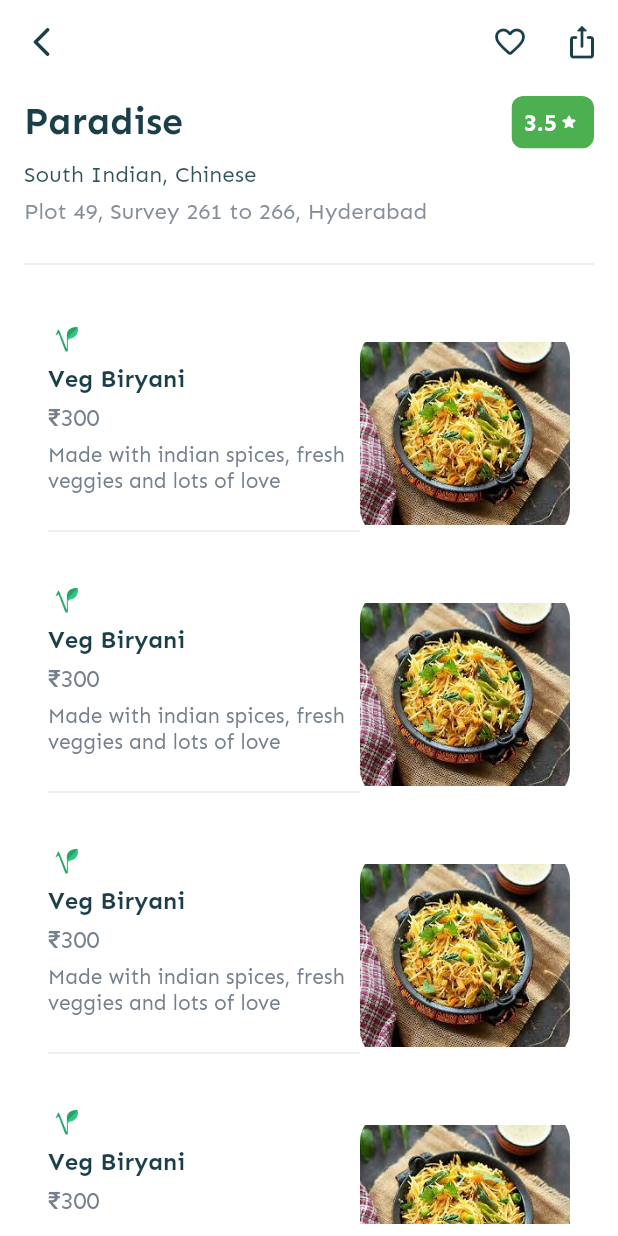
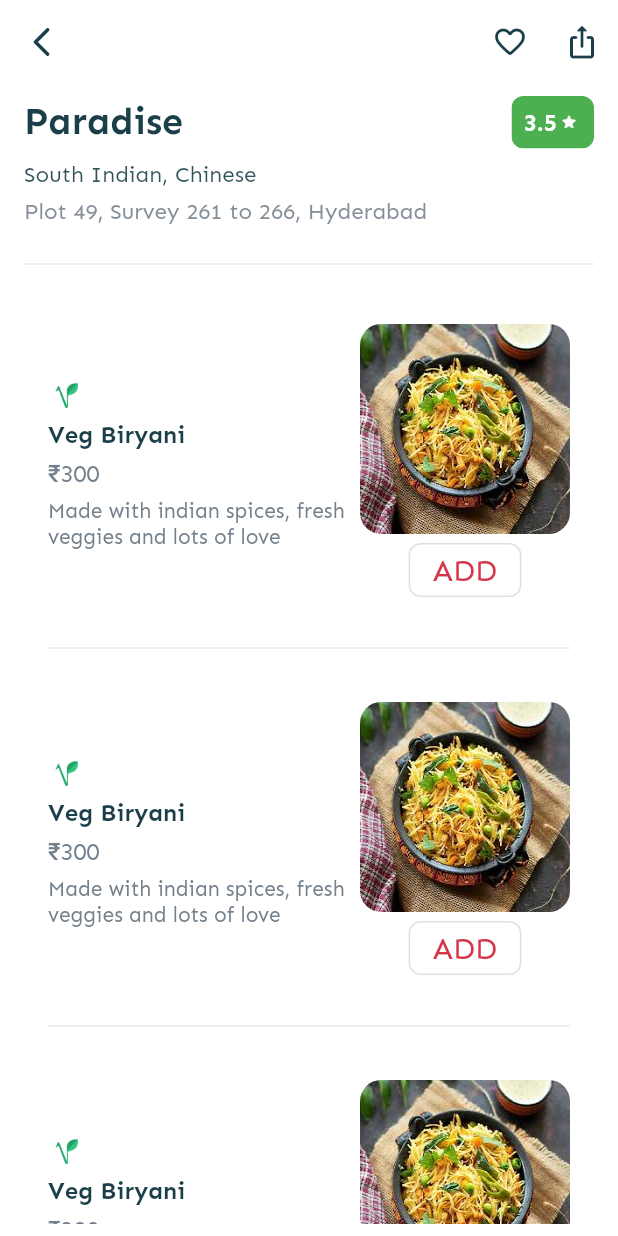
Before and after one commit to greeshmakannegolla/foodie, a Flutter app: the RestaurantDetailScreen screen opened directly, on a phone screen of 412 x 824 dp. Run offline on Flutter 3.47's test engine with Material 2 defaults, Android fonts, the phone set to English and light mode, and no system bars.

Commit message:
itemCard implemented Product Add/remove counter implemented

```diff
--- a/milkman_assessment/lib/itemCard.dart
+++ b/milkman_assessment/lib/itemCard.dart
@@ -1,6 +1,7 @@
 import 'package:flutter/material.dart';
 import 'package:milkman_assessment/helpers/colorConstants.dart';
 import 'package:milkman_assessment/helpers/styleConstants.dart';
+import 'package:milkman_assessment/incrementDecrementWidget.dart';
 
 class ItemCard extends StatefulWidget {
   const ItemCard({Key? key}) : super(key: key);
@@ -10,11 +11,16 @@
 }
 
 class _ItemCardState extends State<ItemCard> {
+  bool _isAddPressed = false;
   @override
   Widget build(BuildContext context) {
     return Card(
       elevation: 0,
-      child: Row(
+      child: Column(
+        children: [
+          Row(
+            mainAxisAlignment: MainAxisAlignment.center,
+            crossAxisAlignment: CrossAxisAlignment.center,
             children: [
               Expanded(
                 flex: 3,
@@ -41,20 +47,60 @@
                       "₹300",
                       style: kHeader.copyWith(
                           fontSize: 16,
-                      color: ColorConstants.secondaryTextColor.withOpacity(0.9),
+                          color: ColorConstants.secondaryTextColor
+                              .withOpacity(0.9),
                           fontWeight: FontWeight.w500),
                     ),
                     SizedBox(
                       height: 7,
                     ),
-                Text("Made with indian spices, fresh veggies and lots of love",
+                    Text(
+                        "Made with indian spices, fresh veggies and lots of love",
                         style: kHeader.copyWith(
                             fontSize: 14,
-                        color:
-                            ColorConstants.secondaryTextColor.withOpacity(0.9),
+                            color: ColorConstants.secondaryTextColor
+                                .withOpacity(0.9),
                             fontWeight: FontWeight.w500)),
+                  ],
+                ),
+              ),
+              Column(
+                children: [
+                  ClipRRect(
+                    borderRadius: BorderRadius.circular(14.0),
+                    child: Image.asset(
+                      "images/food2.jpeg",
+                      height: 140,
+                      width: 140,
+                      fit: BoxFit.fill,
+                    ),
+                  ),
+                  (_isAddPressed == false)
+                      ? OutlinedButton(
+                          onPressed: () {
+                            setState(() {
+                              _isAddPressed = true;
+                              IncrementDecrement();
+                            });
+                          },
+                          style: ButtonStyle(
+                            shape: MaterialStateProperty.all(
+                                RoundedRectangleBorder(
+                                    borderRadius: BorderRadius.circular(8.0))),
+                          ),
+                          child: Text(
+                            "ADD",
+                            style: kSecondaryHeader.copyWith(
+                                color: ColorConstants.appPrimaryColor,
+                                fontSize: 20),
+                          ))
+                      : IncrementDecrement(),
+                ],
+              )
+            ],
+          ),
           SizedBox(
-                  height: 17,
+            height: 20,
           ),
           Divider(
             color: ColorConstants.secondaryTextColor.withOpacity(0.3),
@@ -62,17 +108,6 @@
           ),
         ],
       ),
-          ),
-          ClipRRect(
-            borderRadius: BorderRadius.circular(20.0),
-            child: Image.asset(
-              "images/food2.jpeg",
-              height: 140,
-              width: 140,
-            ),
-          )
-        ],
-      ),
     );
   }
 }
```
Also changed, not shown: milkman_assessment/lib/incrementDecrementWidget.dart (added, +43 -0 lines). Lines whose indentation alone changed are shown as unchanged.
